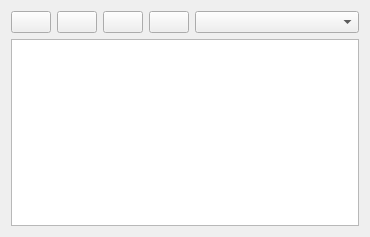
Qt form src/genericgui/TablePorts.ui (SalomePlatform/yacs) before a commit.
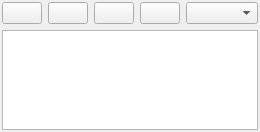
The same form after that commit. Icons and pictures are not drawn.

Diff of the .ui file:
```diff
--- a/src/genericgui/TablePorts.ui
+++ b/src/genericgui/TablePorts.ui
@@ -1,21 +1,24 @@
 <ui version="4.0" >
  <class>fm_TablePorts</class>
- <widget class="QWidget" name="fm_TablePorts" >
-  <property name="geometry" >
+ <widget class="QWidget" name="fm_TablePorts">
+  <property name="geometry">
    <rect>
     <x>0</x>
     <y>0</y>
-    <width>370</width>
-    <height>237</height>
+    <width>223</width>
+    <height>132</height>
    </rect>
   </property>
   <property name="windowTitle" >
    <string>Form</string>
   </property>
-  <layout class="QGridLayout" >
-   <item row="0" column="0" >
-    <widget class="QSplitter" name="splitter" >
-     <property name="orientation" >
+  <layout class="QGridLayout">
+   <property name="margin">
+    <number>2</number>
+   </property>
+   <item row="0" column="0">
+    <widget class="QSplitter" name="splitter">
+     <property name="orientation">
       <enum>Qt::Horizontal</enum>
      </property>
      <widget class="QWidget" name="layoutWidget" >
@@ -111,8 +114,15 @@
      </widget>
     </widget>
    </item>
-   <item row="1" column="0" >
-    <widget class="QTableView" name="tv_ports" />
+   <item row="1" column="0">
+    <widget class="QTableView" name="tv_ports">
+     <property name="sizePolicy">
+      <sizepolicy hsizetype="Preferred" vsizetype="Expanding">
+       <horstretch>0</horstretch>
+       <verstretch>0</verstretch>
+      </sizepolicy>
+     </property>
+    </widget>
    </item>
   </layout>
  </widget>
```
Left out of the diff: 71 changed lines with no effect on the pictures.
